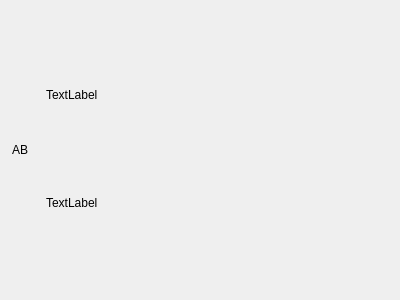
Above: interfaces/ui/contact_card.ui from MoreliaTalk/morelia_client_qt before the change. Below: the same form after it.
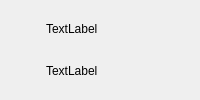
That is the form after the change.

Diff of the .ui file:
```diff
--- a/interfaces/ui/contact_card.ui
+++ b/interfaces/ui/contact_card.ui
@@ -1,30 +1,10 @@
 <?xml version="1.0" encoding="UTF-8"?>
 <ui version="4.0">
- <class>ChatCard</class>
- <widget class="QWidget" name="ChatCard">
-  <property name="geometry">
-   <rect>
-    <x>0</x>
-    <y>0</y>
-    <width>400</width>
-    <height>300</height>
-   </rect>
-  </property>
-  <property name="sizePolicy">
-   <sizepolicy hsizetype="Fixed" vsizetype="Fixed">
-    <horstretch>0</horstretch>
-    <verstretch>0</verstretch>
-   </sizepolicy>
-  </property>
-  <property name="windowTitle">
-   <string>Form</string>
-  </property>
+ <class>ContactCard</class>
+ <widget class="QWidget" name="ContactCard">
   <property name="autoFillBackground">
    <bool>true</bool>
   </property>
-  <property name="styleSheet">
-   <string notr="true"/>
-  </property>
   <layout class="QHBoxLayout" name="horizontalLayout">
    <property name="leftMargin">
     <number>0</number>
@@ -53,7 +33,7 @@
       </size>
      </property>
      <property name="text">
-      <string>AB</string>
+      <string></string>
      </property>
      <property name="alignment">
       <set>Qt::AlignCenter</set>
```
